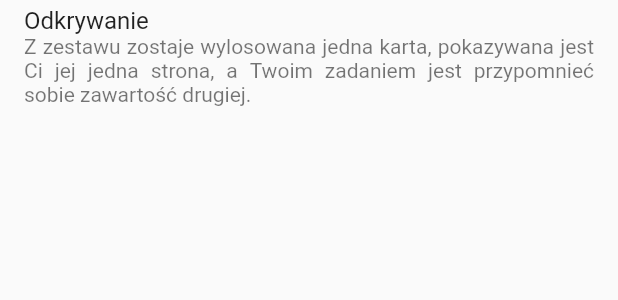
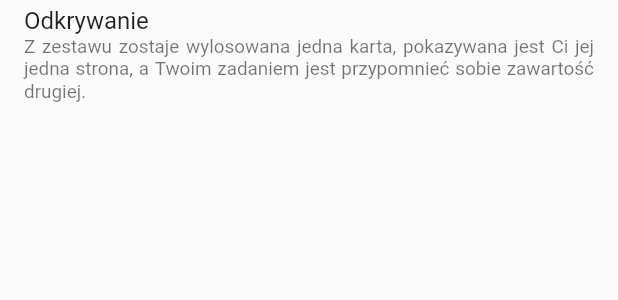
Before and after one commit to Patryk27/fiszker, a Flutter app: the ExerciseSelectionItem widget shown alone on an empty page, opened directly, on a phone screen of 412 x 824 dp. Shown: the top 300 px of the screen. Run offline on Flutter 3.47's test engine with Material 2 defaults, Android fonts, the phone set to English and light mode, and no system bars; our stand-ins replace bloc, equatable, fl_chart, flutter_bloc, sqflite, timeago; missing offline and left inert: optional; accounts and stored records are empty.

Commit message:
[exercise selection] Scale exercise's description by a factor of 0.9; looks nicer this way.

```diff
--- a/lib/frontend/exercise/widgets/selection/item.dart
+++ b/lib/frontend/exercise/widgets/selection/item.dart
@@ -20,7 +20,12 @@ class ExerciseSelectionItem extends StatelessWidget {
       onTap: onTapped,
       child: ListTile(
         title: Text(name),
-        subtitle: Text(description, textAlign: TextAlign.justify),
+
+        subtitle: Text(
+          description,
+          textAlign: TextAlign.justify,
+          textScaleFactor: 0.9,
+        ),
       ),
     );
   }
```
